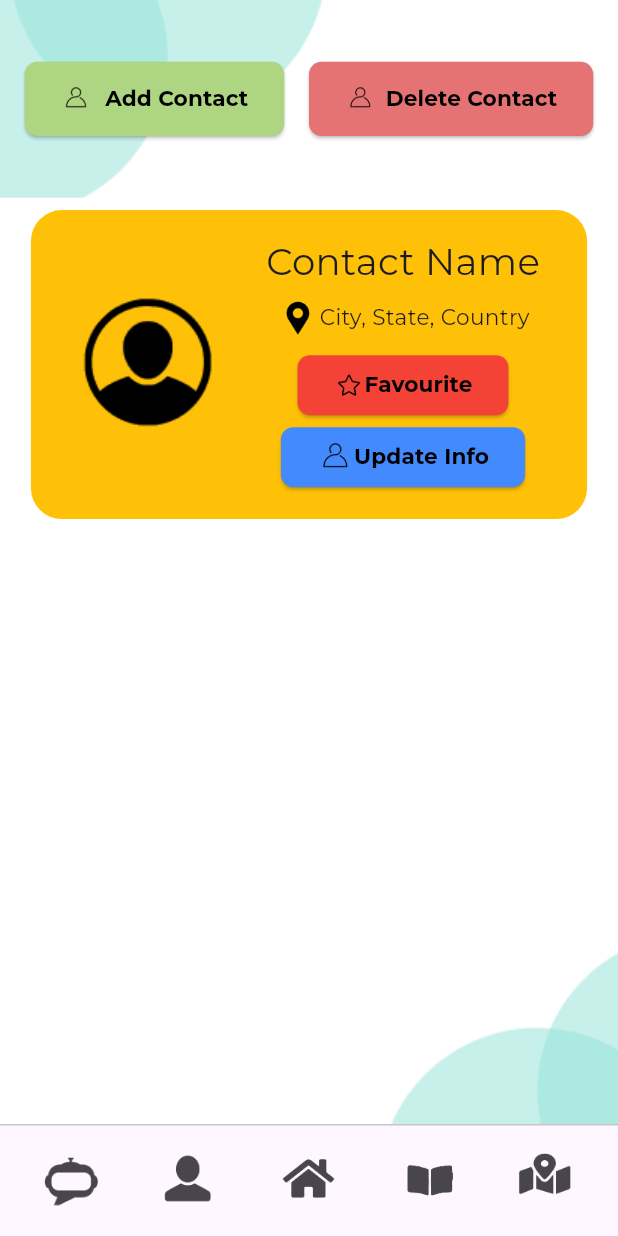
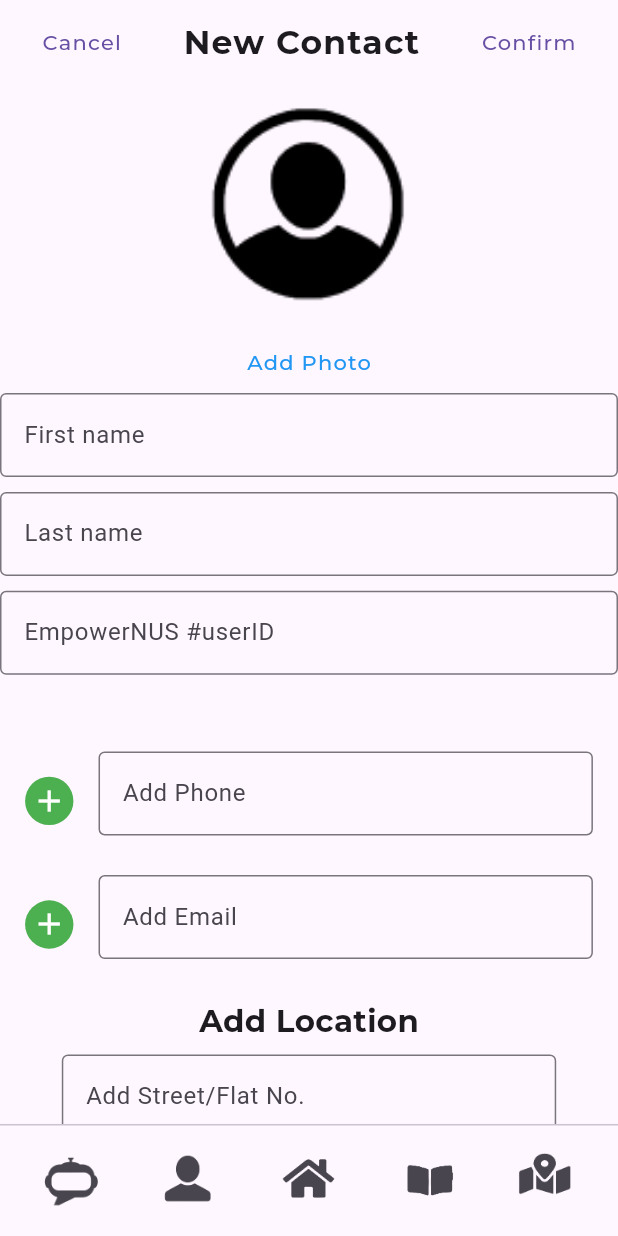
Before and after one commit to YuvBindal/EmpowerNUS, a Flutter app: the screen it shows after launch, on a phone screen of 412 x 824 dp. Run offline on Flutter 3.47's test engine with Material 2 defaults, Android fonts, the phone set to English and light mode, and no system bars; our stand-ins replace audioplayers, camera, firebase_core, firebase_storage, flutter_dotenv, google_fonts and 1 more; missing offline and left inert: chat_gpt_sdk; accounts and stored records are empty.

Commit message:
Added Angel List Form

```diff
--- /dev/null
+++ b/lib/angelForm.dart
@@ -0,0 +1,411 @@
+import 'package:google_fonts/google_fonts.dart';
+import 'package:flutter/material.dart';
+import 'package:velocity_x/velocity_x.dart';
+import 'package:chat_gpt_sdk/chat_gpt_sdk.dart';
+import 'dart:async';
+import 'package:flutter_dotenv/flutter_dotenv.dart';
+import 'ChatMessage.dart';
+import 'main.dart';
+class angelForm extends StatefulWidget {
+  const angelForm({super.key});
+
+  @override
+  State<angelForm> createState() => _angelFormState();
+}
+
+class _angelFormState extends State<angelForm> {
+  @override
+  Widget build(BuildContext context) {
+    double ScreenWidth = MediaQuery.of(context).size.width;
+    double ScreenHeight = MediaQuery.of(context).size.height;
+    late OpenAI? chatGPT;
+    TextEditingController _controller = TextEditingController();
+
+    @override
+    void initState() {
+      chatGPT = OpenAI.instance.build(
+          token: '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',
+          baseOption: HttpSetup(receiveTimeout: Duration(seconds: 60000)));
+      super.initState();
+    }
+
+    @override
+    void dispose() {
+      chatGPT?.close();
+      _controller.dispose();
+      super.dispose();
+    }
+
+    void generateMessage() async {
+      _controller.clear();
+
+      final request = CompleteText(
+        model: kTextDavinci3,
+        prompt:
+        'Generate a short emergency message for the user to send a contact in case of emergencies or danger',
+      );
+
+      final response = await chatGPT?.onCompletion(request: request);
+      _controller.text = response!.choices[0].text;
+    }
+
+
+
+    return Scaffold(
+      appBar: AppBar(
+        title: Container(
+          width: ScreenWidth * 1,
+          height: ScreenHeight * .1,
+          child: Row(
+            mainAxisAlignment: MainAxisAlignment.spaceBetween,
+            children: [
+              TextButton(
+                onPressed: () {},
+                child: Text(
+                    'Cancel',
+                    style: GoogleFonts.montserrat(
+                      letterSpacing: .8,
+                  ),
+
+                ),
+              ),
+              Text(
+                'New Contact',
+                style: GoogleFonts.montserrat(
+                  fontWeight: FontWeight.bold,
+                  letterSpacing: .8,
+                ),
+              ),
+              TextButton(
+                onPressed: () {},
+                child: Text(
+                    'Confirm',
+                    style: GoogleFonts.montserrat(
+                    letterSpacing: .8,
+                    )
+                ),
+              ),
+            ],
+          ),
+        ),
+      ),
+      body: SingleChildScrollView(
+        child: Column(
+          children: <Widget> [
+
+            Container(
+              width: ScreenWidth,
+              height: ScreenHeight * .2,
+              child: Transform.scale(
+                scale: 1.5,
+                child: Image(
+                  image: AssetImage('assets/images/Icon_Avatar.png'),
+                ) ,
+              ),
+            ),
+            Container(
+              width: ScreenWidth * .5,
+              height: ScreenHeight * .05,
+              child: TextButton(
+                onPressed: () {},
+                child: Text(
+                    'Add Photo',
+                    style: GoogleFonts.montserrat(
+                      letterSpacing: .8,
+                      color: Colors.blue,
+                    ),
+                ),
+              ),
+            ),
+            Container(
+              width: ScreenWidth,
+              height: ScreenHeight * .24,
+              child: Column(
+                children: <Widget>[
+                  Container(
+                    width: ScreenWidth,
+                    height: ScreenHeight * .08,
+                    child: TextField(
+                      decoration: InputDecoration(
+                        hintText: 'First name',
+                        border: OutlineInputBorder(
+                          borderRadius: BorderRadius.circular(ScreenWidth * .01),
+                        ),
+                    ),
+                  ),
+                  ),
+                  Container(
+                    width: ScreenWidth,
+                    height: ScreenHeight * .08,
+                    child: TextField(
+                      decoration: InputDecoration(
+                        hintText: 'Last name',
+                        border: OutlineInputBorder(
+                          borderRadius: BorderRadius.circular(ScreenWidth * .01),
+                        ),
+                      ),
+                    ),
+                  ),
+                  Container(
+                    width: ScreenWidth,
+                    height: ScreenHeight * .08,
+                    child: TextField(
+                      decoration: InputDecoration(
+                        hintText: 'EmpowerNUS #userID',
+                        border: OutlineInputBorder(
+                          borderRadius: BorderRadius.circular(ScreenWidth * .01),
+                        ),
+                      ),
+                    ),
+                  ),
+                ],
+              ),
+            ),
+            SizedBox(height: ScreenHeight * .05),
+            Row(
+              mainAxisAlignment: MainAxisAlignment.spaceEvenly,
+              children: [
+                Container(
+                  decoration: BoxDecoration(
+                    shape: BoxShape.circle,
+                    color: Colors.green,
+                  ),
+                  padding: EdgeInsets.all(ScreenWidth*.01),
+                  child: Icon(
+                    Icons.add,
+                    color: Colors.white,
+                  ),
+                ),
+                Container(
+                  width: ScreenWidth * .8,
+                  height: ScreenHeight * .08,
+                  child: TextField(
+                    decoration: InputDecoration(
+                      hintText: 'Add Phone',
+                      border: OutlineInputBorder(
+                        borderRadius: BorderRadius.circular(ScreenWidth * .01),
+                      ),
+                    ),
+                  ),
+                ),
+              ],
+            ),
+            SizedBox(height: ScreenHeight * .02),
+            Row(
+              mainAxisAlignment: MainAxisAlignment.spaceEvenly,
+              children: [
+                Container(
+                  decoration: BoxDecoration(
+                    shape: BoxShape.circle,
+                    color: Colors.green,
+                  ),
+                  padding: EdgeInsets.all(ScreenWidth*.01),
+                  child: Icon(
+                    Icons.add,
+                    color: Colors.white,
+                  ),
+                ),
+                Container(
+                  width: ScreenWidth * .8,
+                  height: ScreenHeight * .08,
+                  child: TextField(
+                    decoration: InputDecoration(
+                      hintText: 'Add Email',
+                      border: OutlineInputBorder(
+                        borderRadius: BorderRadius.circular(ScreenWidth * .01),
+                      ),
+                    ),
+                  ),
+                ),
+              ],
+            ),
+            SizedBox(height: ScreenHeight * .02),
+            Text(
+                'Add Location',
+              style: GoogleFonts.montserrat(
+                fontSize: ScreenWidth * .05,
+                fontWeight: FontWeight.bold,
+              ),
+            ),
+            SizedBox(height:ScreenHeight * .01),
+
+            Container(
+              width: ScreenWidth * .8,
+              child: TextField(
+                decoration: InputDecoration(
+                  hintText: 'Add Street/Flat No.',
+                  border: OutlineInputBorder(
+                    borderRadius: BorderRadius.circular(ScreenWidth * .01),
+                  ),
+                ),
+              ),
+            ),
+            SizedBox(height:ScreenHeight * .01),
+            Row(
+              mainAxisAlignment: MainAxisAlignment.spaceEvenly,
+              children: [
+                Container(
+                  width: ScreenWidth * .3,
+                  child: TextField(
+                    decoration: InputDecoration(
+                      hintText: 'Add City',
+                      border: OutlineInputBorder(
+                        borderRadius: BorderRadius.circular(ScreenWidth * .01),
+                      ),
+                    ),
+                  ),
+                ),
+                Container(
+                  width: ScreenWidth * .3,
+                  child: TextField(
+                    decoration: InputDecoration(
+                      hintText: 'Add State',
+                      border: OutlineInputBorder(
+                        borderRadius: BorderRadius.circular(ScreenWidth * .01),
+                      ),
+                    ),
+                  ),
+                ),
+                Container(
+                  width: ScreenWidth * .3,
+                  child: TextField(
+                    decoration: InputDecoration(
+                      hintText: 'Add Country',
+                      border: OutlineInputBorder(
+                        borderRadius: BorderRadius.circular(ScreenWidth * .01),
+                      ),
+                    ),
+                  ),
+                ),
+              ],
+            ),
+            SizedBox(height: ScreenHeight * .02),
+            Text(
+              'Add Emergency Message',
+              style: GoogleFonts.montserrat(
+                fontSize: ScreenWidth * .05,
+                fontWeight: FontWeight.bold,
+              ),
+            ),
+            SizedBox(height:ScreenHeight * .01),
+            Row(
+              mainAxisAlignment: MainAxisAlignment.spaceEvenly,
+              children: [
+                Container(
+                  width: ScreenWidth * .8,
+                  child: TextField(
+                    controller: _controller,
+                    decoration: InputDecoration(
+                      hintText: 'Help, I am in danger!',
+                      border: OutlineInputBorder(
+                        borderRadius: BorderRadius.circular(ScreenWidth * .01),
+                      ),
+                    ),
+                  ),
+                ),
+                Container(
+                  width: ScreenWidth *.1,
+                  child: IconButton(
+                    onPressed: () {
+                      generateMessage();
+                    },
+                    icon: Image(
+                      image: AssetImage('assets/images/icon_reload.png'),
+                    ),
+                  ),
+                ),
+              ],
+            ),
+            SizedBox(height: ScreenHeight * .02),
+            Container(
+              decoration: BoxDecoration(
+                color: Colors.green[300],
+
+                borderRadius: BorderRadius.circular(ScreenWidth * .02),
+              ),
+              child: TextButton(
+                onPressed: () {},
+                child: Text(
+                    'Verify Contact ID',
+                    style: GoogleFonts.montserrat(
+                      fontWeight: FontWeight.bold,
+                      color: Colors.white70,
+                      letterSpacing: .8,
+                    )
+                ),
+              ),
+            ),
+            SizedBox(height: ScreenHeight * .02),
+
+          ],
+
+        ),
+      ),
+
+      //.93
+      persistentFooterButtons: [
+        Container(
+          height: ScreenHeight * .07,
+          child: Flex(
+            direction: Axis.horizontal,
+            mainAxisAlignment: MainAxisAlignment.spaceAround,
+            children: [
+              Expanded(
+                child: IconButton(
+                  onPressed: () {},
+                  icon: ImageIcon(
+                    AssetImage('assets/images/Icon_Chat.png'),
+                    color: null,
+                  ),
+                  iconSize: ScreenWidth * .1,
+                ),
+              ),
+              Expanded(
+                child: IconButton(
+                  onPressed: () {},
+                  icon: ImageIcon(
+                    AssetImage('assets/images/Icon_Network.png'),
+                    color: null,
+                  ),
+                  iconSize: ScreenWidth * .1,
+                ),
+              ),
+              Expanded(
+                child: IconButton(
+                  onPressed: () {},
+                  icon: ImageIcon(
+                    AssetImage('assets/images/Icon_Home.png'),
+                    color: null,
+                  ),
+                  iconSize: ScreenWidth * .1,
+                ),
+              ),
+              Expanded(
+                child: IconButton(
+                  onPressed: () {},
+                  icon: ImageIcon(
+                    AssetImage('assets/images/Icon_Read.png'),
+                    color: null,
+                  ),
+                  iconSize: ScreenWidth * .1,
+                ),
+              ),
+              Expanded(
+                child: IconButton(
+                  onPressed: () {},
+                  icon: ImageIcon(
+                    AssetImage('assets/images/Icon_Map.png'),
+                    color: null,
+                  ),
+                  iconSize: ScreenWidth * .1,
+                ),
+              ),
+            ],
+          ),
+        ),
+      ],
+
+    );
+
+  }
+}
--- a/lib/main.dart
+++ b/lib/main.dart
@@ -1,4 +1,3 @@
-import 'dart:html';
 
 import 'package:camera/camera.dart';
 import 'package:flutter/material.dart';
@@ -14,7 +13,7 @@ import 'package:chat_gpt_sdk/chat_gpt_sdk.dart';
 import 'dart:async';
 import 'chatMessage.dart';
 import 'package:flutter_dotenv/flutter_dotenv.dart';
-
+import 'angelForm.dart';
 void main() async {
   WidgetsFlutterBinding.ensureInitialized();
   await Firebase.initializeApp();
@@ -26,7 +25,7 @@ void main() async {
       primarySwatch: Colors.green,
       useMaterial3: true,
     ),
-    home: angelList(),
+    home: angelForm(),
   ));
 }
 
```
Also changed, not shown: assets/images/icon_reload.png (added).
